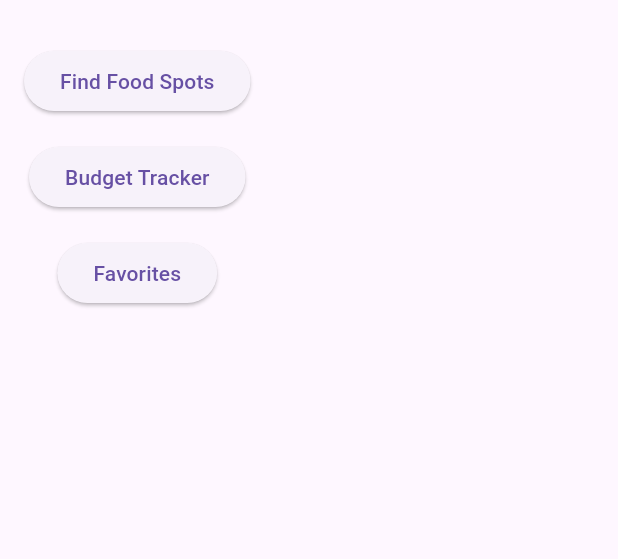
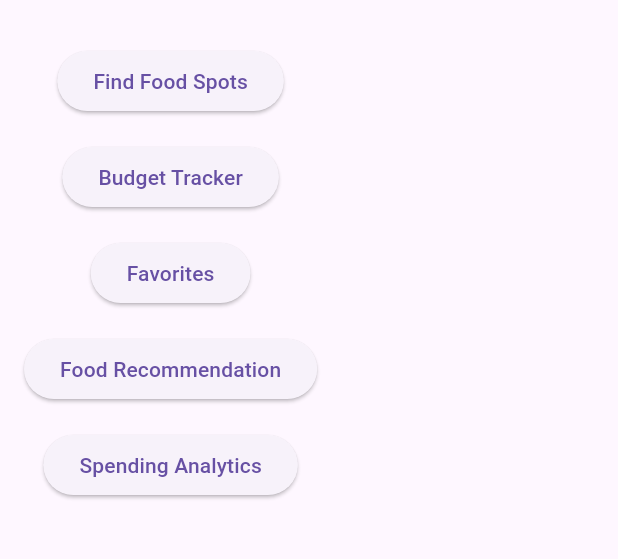
Before and after one commit to jemel119/project1, a Flutter app: the screen it shows after launch, after a tap on "Favorites", on a phone screen of 412 x 824 dp, the part 63-622 px from its top. Run offline on Flutter 3.47's test engine with Material 3 defaults, Android fonts, the phone set to English and light mode, and no system bars; our stand-ins replace shared_preferences, sqflite; accounts and stored records are empty.

Commit message:
Add navigation buttons for analytics and recommendation screens

```diff
--- a/lib/screens/home_screen.dart
+++ b/lib/screens/home_screen.dart
@@ -33,8 +33,28 @@ class HomeScreen extends StatelessWidget {
 const SizedBox(height: 16),
 
 ElevatedButton(
-              onPressed: () {},
+  onPressed: () {
+    Navigator.pushNamed(context, '/favorites');
+  },
   child: const Text("Favorites"),
+),
+
+const SizedBox(height: 16),
+
+ElevatedButton(
+  onPressed: () {
+    Navigator.pushNamed(context, '/recommend');
+  },
+  child: const Text("Food Recommendation"),
+),
+
+const SizedBox(height: 16),
+
+ElevatedButton(
+  onPressed: () {
+    Navigator.pushNamed(context, '/analytics');
+  },
+  child: const Text("Spending Analytics"),
 ),
 
           ],
```
Lines whose indentation alone changed are shown as unchanged.
